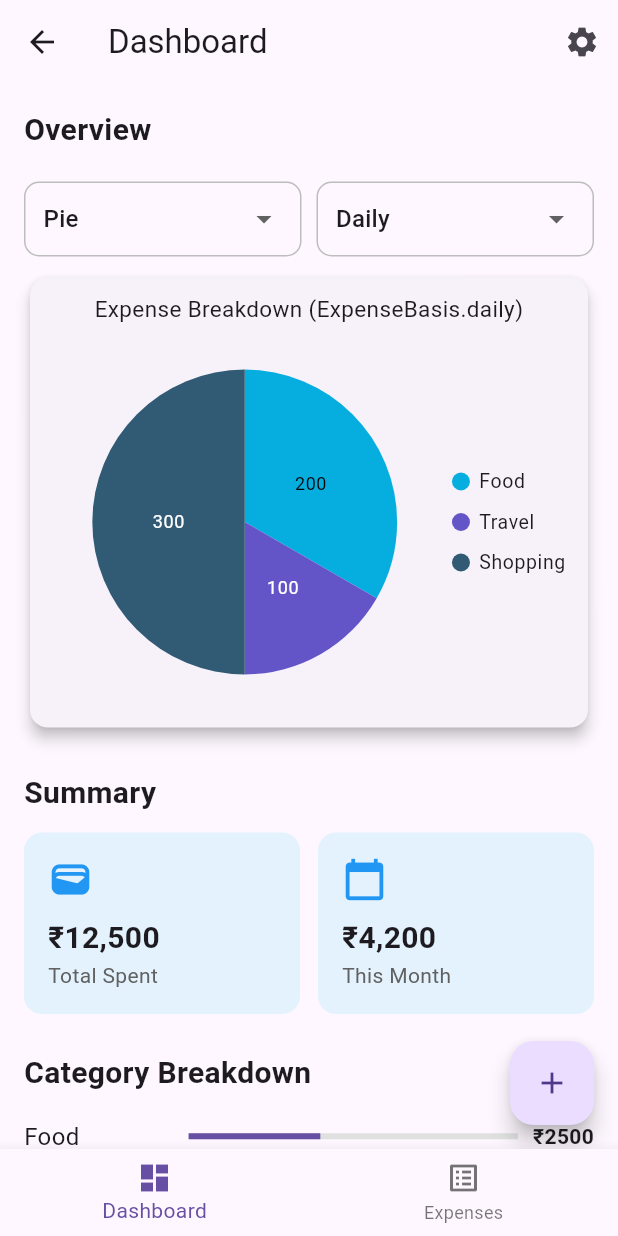
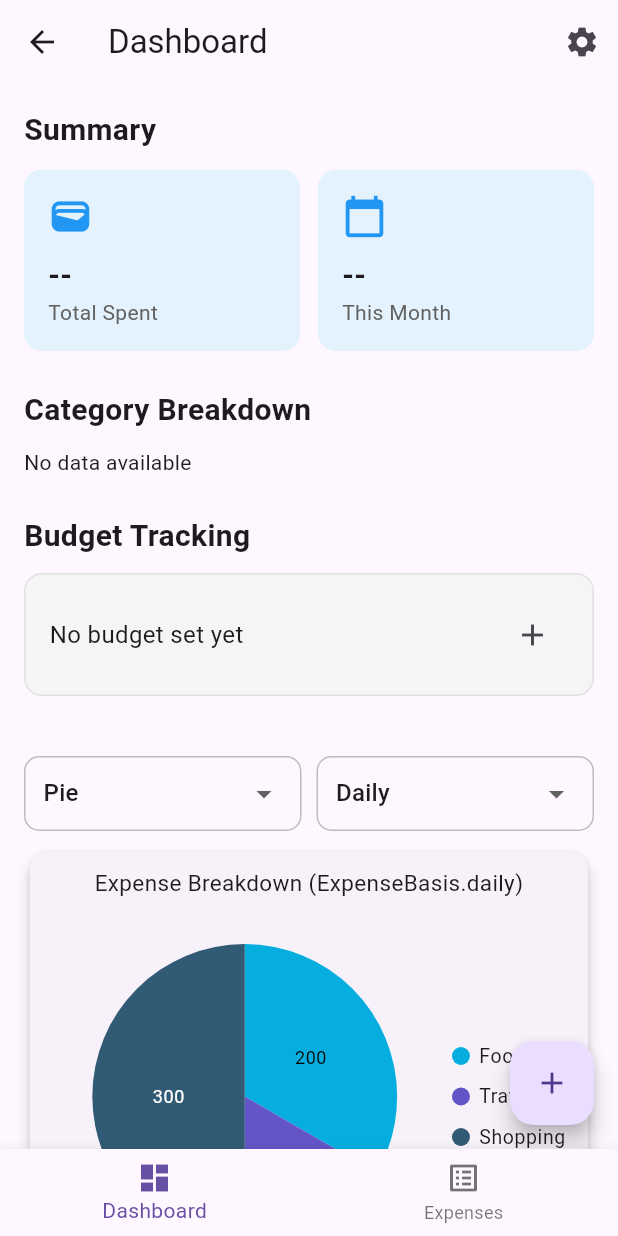
Before and after one commit to prashanthgk007/Expense-Tracker-Flutter-Firebase-, a Flutter app: the HomeScreen screen opened by its route, on a phone screen of 412 x 824 dp. Run offline on Flutter 3.47's test engine with Material 3 defaults, Android fonts, the phone set to English and light mode, and no system bars; our stand-ins replace bloc, cloud_firestore, cloud_functions, equatable, firebase_auth, firebase_core and 5 more; accounts and stored records are empty; network calls fail.

Commit message:
worked on dashboard

```diff
--- /dev/null
+++ b/lib/Bloc/Dashboard/Budget/Category, Chart & Summary/expense_summary_bloc.dart
@@ -0,0 +1,27 @@
+// expense_summary_bloc.dart
+import 'package:expense_tracker_app/Services/expense_service.dart';
+import 'package:flutter_bloc/flutter_bloc.dart';
+import 'expense_summary_event.dart';
+import 'expense_summary_state.dart';
+
+class ExpenseSummaryBloc extends Bloc<ExpenseSummaryEvent, ExpenseSummaryState> {
+  final ExpenseService expenseService = ExpenseService();
+
+  ExpenseSummaryBloc()
+      : super(ExpenseSummaryInitial()) {
+    on<LoadExpenseSummary>(_loadSummary);
+  }
+
+  Future<void> _loadSummary(
+      LoadExpenseSummary event, Emitter<ExpenseSummaryState> emit) async {
+    try {
+      emit(ExpenseSummaryLoading());
+
+      final summary = await expenseService.getExpenseSummary();
+
+      emit(ExpenseSummaryLoaded(summary));
+    } catch (e) {
+      emit(ExpenseSummaryError(e.toString()));
+    }
+  }
+}
--- /dev/null
+++ b/lib/Bloc/Dashboard/Budget/Category, Chart & Summary/expense_summary_event.dart
@@ -0,0 +1,4 @@
+// expense_summary_event.dart
+abstract class ExpenseSummaryEvent {}
+
+class LoadExpenseSummary extends ExpenseSummaryEvent {}
--- /dev/null
+++ b/lib/Bloc/Dashboard/Budget/Category, Chart & Summary/expense_summary_state.dart
@@ -0,0 +1,18 @@
+// expense_summary_state.dart
+import 'package:expense_tracker_app/Model/expenseSummaryModel.dart';
+
+abstract class ExpenseSummaryState {}
+
+class ExpenseSummaryInitial extends ExpenseSummaryState {}
+
+class ExpenseSummaryLoading extends ExpenseSummaryState {}
+
+class ExpenseSummaryLoaded extends ExpenseSummaryState {
+  final ExpenseSummary summary;
+  ExpenseSummaryLoaded(this.summary);
+}
+
+class ExpenseSummaryError extends ExpenseSummaryState {
+  final String message;
+  ExpenseSummaryError(this.message);
+}
--- a/lib/Helper/router.dart
+++ b/lib/Helper/router.dart
@@ -1,9 +1,5 @@
 import 'package:expense_tracker_app/Bloc/Expense/Add%20Expense/add_expense_bloc.dart';
-import 'package:expense_tracker_app/Bloc/Expense/Add%20Expense/add_expense_state.dart';
-import 'package:expense_tracker_app/Bloc/Expense/Delete%20Expense/delete_expense_bloc.dart';
 import 'package:expense_tracker_app/Bloc/Expense/Edit%20Expense/edit_expense_bloc.dart';
-import 'package:expense_tracker_app/Bloc/Expense/List%20Expense/expense_bloc.dart';
-import 'package:expense_tracker_app/Bloc/Expense/List%20Expense/expense_event.dart';
 import 'package:expense_tracker_app/Model/expenseModel.dart';
 import 'package:expense_tracker_app/Screens/Add/addExpense.dart';
 import 'package:expense_tracker_app/Screens/Details/detailScreen.dart';
@@ -82,7 +78,6 @@ class AppRoutes {
         }
 
       case expenseDetails:
-        final expense = settings.arguments;
         return MaterialPageRoute(builder: (_) => ExpenseDetailsScreen());
 
       case setting:
--- /dev/null
+++ b/lib/Model/expenseSummaryModel.dart
@@ -0,0 +1,31 @@
+class ExpenseSummary {
+  final double totalSpent;
+  final double thisMonthSpent;
+  final double thisWeekSpent;
+  final double todaySpent;
+  final Map<String, double> categories;
+
+  ExpenseSummary({
+    required this.totalSpent,
+    required this.thisMonthSpent,
+    required this.thisWeekSpent,
+    required this.todaySpent,
+    required this.categories,
+  });
+
+  factory ExpenseSummary.fromMap(Map<String, dynamic> map) {
+    final rawCategories = Map<String, dynamic>.from(map["categories"] ?? {});
+
+    final parsedCategories = rawCategories.map(
+      (key, value) => MapEntry(key, (value as num).toDouble()),
+    );
+
+    return ExpenseSummary(
+      totalSpent: (map["totalSpent"] as num).toDouble(),
+      thisMonthSpent: (map["thisMonthSpent"] as num).toDouble(),
+      thisWeekSpent: (map["thisWeekSpent"] as num).toDouble(),
+      todaySpent: (map["todaySpent"] as num).toDouble(),
+      categories: parsedCategories,
+    );
+  }
+}
--- a/lib/Screens/dashboardScreen.dart
+++ b/lib/Screens/dashboardScreen.dart
@@ -1,9 +1,12 @@
 // -------------------------------------------
 // HOME DASHBOARD
 // -------------------------------------------
-import 'package:expense_tracker_app/Bloc/Budget/budget_bloc.dart';
-import 'package:expense_tracker_app/Bloc/Budget/budget_event.dart';
-import 'package:expense_tracker_app/Bloc/Budget/budget_state.dart';
+import 'package:expense_tracker_app/Bloc/Dashboard/Budget/Category,%20Chart%20&%20Summary/expense_summary_bloc.dart';
+import 'package:expense_tracker_app/Bloc/Dashboard/Budget/Category,%20Chart%20&%20Summary/expense_summary_event.dart';
+import 'package:expense_tracker_app/Bloc/Dashboard/Budget/Category,%20Chart%20&%20Summary/expense_summary_state.dart';
+import 'package:expense_tracker_app/Bloc/Dashboard/Budget/budget_bloc.dart';
+import 'package:expense_tracker_app/Bloc/Dashboard/Budget/budget_event.dart';
+import 'package:expense_tracker_app/Bloc/Dashboard/Budget/budget_state.dart';
 import 'package:expense_tracker_app/Helper/enum.dart';
 import 'package:expense_tracker_app/Helper/router.dart';
 import 'package:expense_tracker_app/Helper/utilities.dart';
@@ -26,7 +29,7 @@ class _DashboardScreenState extends State<DashboardScreen> {
   @override
   void initState() {
     super.initState();
-    context.read<BudgetBloc>().add(LoadBudget());
+    context.read<BudgetBloc>().add(RecalculateBudget());
   }
 
   @override
@@ -44,7 +47,13 @@ class _DashboardScreenState extends State<DashboardScreen> {
 
       // FLOATING BUTTON (optional)
       floatingActionButton: FloatingActionButton(
-        onPressed: () => Navigator.pushNamed(context, AppRoutes.addExpense),
+        onPressed: () =>
+            Navigator.pushNamed(context, AppRoutes.addExpense).then((value) {
+              if (value == true) {
+                context.read<BudgetBloc>().add(RecalculateBudget());
+                context.read<ExpenseSummaryBloc>().add(LoadExpenseSummary());
+              }
+            }),
         child: const Icon(Icons.add),
       ),
 
@@ -53,21 +62,6 @@ class _DashboardScreenState extends State<DashboardScreen> {
         child: Column(
           crossAxisAlignment: CrossAxisAlignment.start,
           children: [
-            // -------------------------------------------
-            // 4. CHART SECTION - DAILY / WEEKLY / MONTHLY
-            // -------------------------------------------
-            const Text(
-              "Overview",
-              style: TextStyle(fontSize: 20, fontWeight: FontWeight.bold),
-            ),
-
-            SizedBox(height: 10),
-
-            // -------------------------------------------------------
-            // 🔥 PASS VALUE TO CHART WIDGET
-            // -------------------------------------------------------
-            DashboardCharts(),
-            const SizedBox(height: 25),
             // -------------------------------------------
             // 1. SUMMARY CARDS
             // -------------------------------------------
@@ -78,12 +72,38 @@ class _DashboardScreenState extends State<DashboardScreen> {
 
             const SizedBox(height: 12),
 
-            Row(
-              children: [
-                _summaryCard("Total Spent", "₹12,500", Icons.wallet),
-                const SizedBox(width: 12),
-                _summaryCard("This Month", "₹4,200", Icons.calendar_today),
-              ],
+            BlocBuilder<ExpenseSummaryBloc, ExpenseSummaryState>(
+              builder: (context, state) {
+                if (state is ExpenseSummaryLoading) {
+                  return const Center(child: CircularProgressIndicator());
+                }
+
+                if (state is ExpenseSummaryLoaded) {
+                  return Row(
+                    children: [
+                      _summaryCard(
+                        "Total Spent",
+                        "₹${state.summary.totalSpent}",
+                        Icons.wallet,
+                      ),
+                      const SizedBox(width: 12),
+                      _summaryCard(
+                        "This Month",
+                        "₹${state.summary.thisMonthSpent}",
+                        Icons.calendar_today,
+                      ),
+                    ],
+                  );
+                }
+
+                return Row(
+                  children: [
+                    _summaryCard("Total Spent", "--", Icons.wallet),
+                    const SizedBox(width: 12),
+                    _summaryCard("This Month", "--", Icons.calendar_today),
+                  ],
+                );
+              },
             ),
 
             const SizedBox(height: 25),
@@ -97,7 +117,39 @@ class _DashboardScreenState extends State<DashboardScreen> {
             ),
             const SizedBox(height: 10),
 
-            _categoryBreakdown(),
+            BlocBuilder<ExpenseSummaryBloc, ExpenseSummaryState>(
+              builder: (context, state) {
+                if (state is ExpenseSummaryLoading) {
+                  return const Center(child: CircularProgressIndicator());
+                }
+
+                if (state is ExpenseSummaryLoaded) {
+                  final categories = state.summary.categories;
+
+                  if (categories.isEmpty) {
+                    return const Text("No spending data yet.");
+                  }
+
+                  final total = state.summary.totalSpent;
+
+                  return Column(
+                    children: categories.entries.map((entry) {
+                      final percent = total > 0
+                          ? (entry.value / total).toDouble()
+                          : 0.0;
+
+                      return _categoryTitle(
+                        entry.key,
+                        "₹${entry.value}",
+                        percent, // now double ✔️
+                      );
+                    }).toList(),
+                  );
+                }
+
+                return const Text("No data available");
+              },
+            ),
 
             // const SizedBox(height: 25),
 
@@ -175,6 +227,8 @@ class _DashboardScreenState extends State<DashboardScreen> {
             ),
 
             const SizedBox(height: 30),
+            DashboardCharts(),
+            const SizedBox(height: 25),
           ],
         ),
       ),
--- a/lib/Screens/homeScreen.dart
+++ b/lib/Screens/homeScreen.dart
@@ -1,5 +1,7 @@
-import 'package:expense_tracker_app/Bloc/Budget/budget_bloc.dart';
-import 'package:expense_tracker_app/Bloc/Budget/budget_event.dart';
+  import 'package:expense_tracker_app/Bloc/Dashboard/Budget/Category,%20Chart%20&%20Summary/expense_summary_bloc.dart';
+  import 'package:expense_tracker_app/Bloc/Dashboard/Budget/Category,%20Chart%20&%20Summary/expense_summary_event.dart';
+  import 'package:expense_tracker_app/Bloc/Dashboard/Budget/budget_bloc.dart';
+  import 'package:expense_tracker_app/Bloc/Dashboard/Budget/budget_event.dart';
   import 'package:expense_tracker_app/Bloc/Expense/Delete%20Expense/delete_expense_bloc.dart';
   import 'package:expense_tracker_app/Bloc/Expense/List%20Expense/expense_bloc.dart';
   import 'package:expense_tracker_app/Helper/router.dart';
@@ -38,13 +40,14 @@ class _HomeScreenState extends State<HomeScreen> {
         case AppRoutes.dashboard:
           return MultiBlocProvider(
             providers: [
+              BlocProvider(create: (context) => BudgetBloc()..add(LoadBudget())),
               BlocProvider(
-      create: (context) => BudgetBloc()..add(LoadBudget()),
+                create: (context) =>
+                    ExpenseSummaryBloc()..add(LoadExpenseSummary()),
               ),
             ],
             child: const DashboardScreen(),
           );
-
 
         case AppRoutes.listExpense:
           return MultiBlocProvider(
@@ -55,17 +58,17 @@ return MultiBlocProvider(
             child: const ExpenseListScreen(),
           );
 
-
         default:
           return MultiBlocProvider(
             providers: [
+              BlocProvider(create: (context) => BudgetBloc()..add(LoadBudget())),
               BlocProvider(
-      create: (context) => BudgetBloc()..add(LoadBudget()),
+                create: (context) =>
+                    ExpenseSummaryBloc()..add(LoadExpenseSummary()),
               ),
             ],
             child: const DashboardScreen(),
           );
-
       }
     }
 
--- a/lib/Services/expense_service.dart
+++ b/lib/Services/expense_service.dart
@@ -1,12 +1,13 @@
 import 'package:cloud_firestore/cloud_firestore.dart';
 import 'package:cloud_functions/cloud_functions.dart';
 import 'package:expense_tracker_app/Model/expenseModel.dart';
+import 'package:expense_tracker_app/Model/expenseSummaryModel.dart';
 import 'package:firebase_auth/firebase_auth.dart';
 
 class ExpenseService {
   final FirebaseFunctions functions = FirebaseFunctions.instance;
   final FirebaseFirestore _firestore =
-      FirebaseFirestore.instance; // <-- Missing
+      FirebaseFirestore.instance;
 
   Future<List<ExpenseModel>> getExpenses() async {
     final callable = functions.httpsCallable("getExpenses");
@@ -206,4 +207,18 @@ class ExpenseService {
       "updatedAt": FieldValue.serverTimestamp(),
     }, SetOptions(merge: true));
   }
+
+  Future<ExpenseSummary> getExpenseSummary() async {
+    final callable = functions.httpsCallable("getExpenseSummary");
+
+    final result = await callable.call();
+
+    if (result.data == null || result.data is! Map) {
+      throw Exception("Invalid summary response from server");
+    }
+
+    final data = Map<String, dynamic>.from(result.data);
+
+    return ExpenseSummary.fromMap(data);
+  }
 }
```
Also changed, not shown: lib/Bloc/Dashboard/Budget/budget_bloc.dart (renamed from lib/Bloc/Budget/budget_bloc.dart, +4 -4 lines), lib/Screens/Charts/dashboardCharts.dart (+4 -15 lines), lib/Bloc/Dashboard/Budget/budget_event.dart (renamed from lib/Bloc/Budget/budget_event.dart), lib/Bloc/Dashboard/Budget/budget_state.dart (renamed from lib/Bloc/Budget/budget_state.dart), 1 other file. Lines whose indentation alone changed are shown as unchanged.
